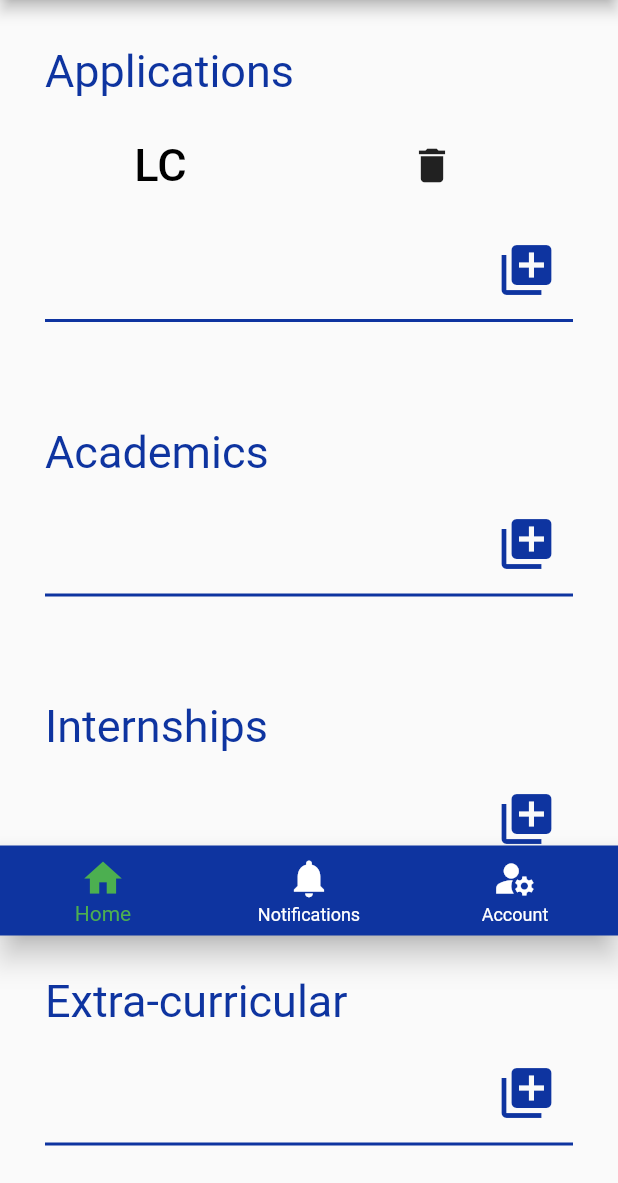
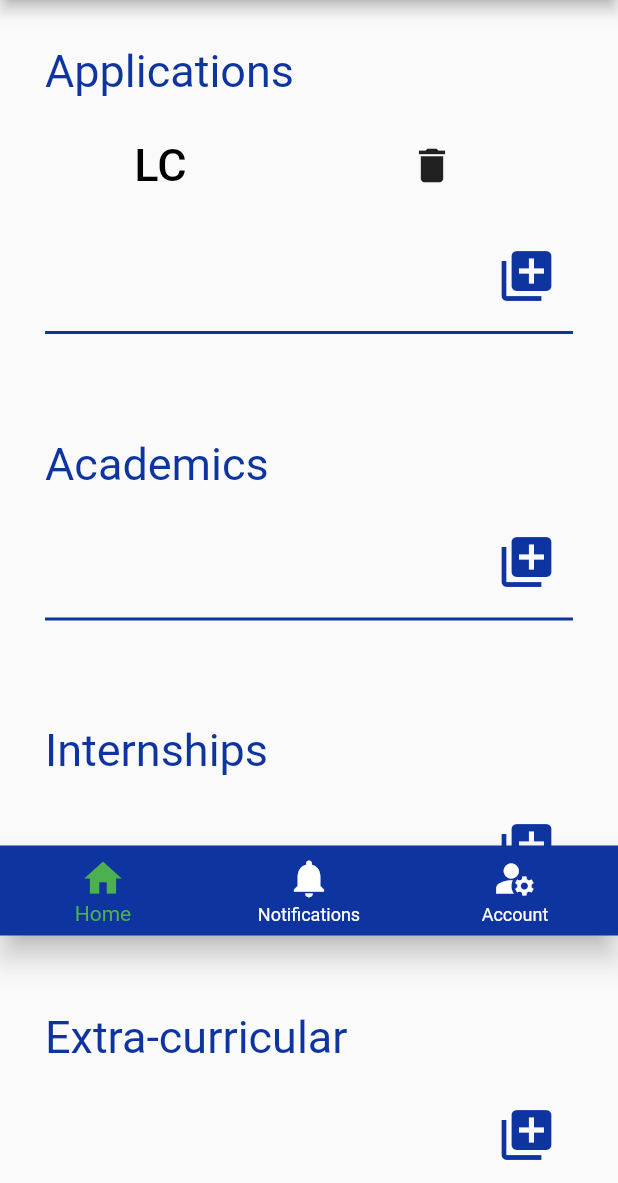
Before and after one commit to VaidyaAnuja/DBTAP, a Flutter app: the HomeStudents screen opened directly, on a phone screen of 412 x 824 dp, the part 53-1236 px from its top. Run offline on Flutter 3.47's test engine with Material 2 defaults, Android fonts, the phone set to English and light mode, and no system bars; our stand-ins replace cloud_firestore, firebase_auth, firebase_core, firebase_database, hexcolor; accounts and stored records are empty; network calls fail.

Commit message:
"Eleventh"

```diff
--- a/lib/Homeforstudents.dart
+++ b/lib/Homeforstudents.dart
@@ -142,7 +142,7 @@ class _HomeStudentsState extends State<HomeStudents>{
                   SizedBox(height: 20),
                   Container(
                     margin: const EdgeInsets.only(left: 290.0),
-                    child: FlatButton(
+                    child: TextButton(
                         onPressed: (){
                           Navigator.of(context).pushReplacement(
                               new MaterialPageRoute(builder: (context) => new Common_App()));
@@ -175,7 +175,7 @@ class _HomeStudentsState extends State<HomeStudents>{
                   SizedBox(height: 20),
                   Container(
                     margin: const EdgeInsets.only(left: 290.0),
-                    child: FlatButton(
+                    child: TextButton(
                         onPressed: (){},
                         child: Icon(
                           Icons.my_library_add ,
@@ -206,7 +206,7 @@ class _HomeStudentsState extends State<HomeStudents>{
                   SizedBox(height: 20),
                   Container(
                     margin: const EdgeInsets.only(left: 290.0),
-                    child: FlatButton(
+                    child: TextButton(
                         onPressed: (){},
                         child: Icon(
                           Icons.my_library_add ,
@@ -237,7 +237,7 @@ class _HomeStudentsState extends State<HomeStudents>{
                   SizedBox(height: 20),
                   Container(
                     margin: const EdgeInsets.only(left: 290.0),
-                    child: FlatButton(
+                    child: TextButton(
                         onPressed: (){},
                         child: Icon(
                           Icons.my_library_add ,
@@ -287,33 +287,28 @@ class _HomeStudentsState extends State<HomeStudents>{
                     //color: Colors.white,
 
                   ),
-                  title: new Text('Home',
+                  label:'Home',
                     //style: TextStyle(color:Colors.white),
                   ),
 
-                ),
 
                 BottomNavigationBarItem(
                   icon: new Icon(Icons.notifications,
                     //color: Colors.white,
 
                   ),
-                  title: new Text('Notifications',
+                  label:'Notifications',
                     //  style: TextStyle(color:Colors.white),
                   ),
-                ),
 
                 BottomNavigationBarItem(
                   icon: new Icon(Icons.manage_accounts,
                     //color: Colors.white,
 
                   ),
-                  title: new Text('Account',
+                  label:'Account',
                     //  style: TextStyle(color:Colors.white),
                   ),
-
-                ),
-
 
               ],
             ),
--- a/lib/authorization.dart
+++ b/lib/authorization.dart
@@ -36,7 +36,7 @@ class AuthenticationService {
     Navigator.of(context).pushReplacement(
     new MaterialPageRoute(builder: (context) => new ManageUser()))
     });
-    } on FirebaseAuthException catch (e) {
+    } on FirebaseAuthException{
       final text = 'Incorrect password. Please check again.';
       final snackBar = SnackBar(
 
--- a/lib/main.dart
+++ b/lib/main.dart
@@ -1,7 +1,6 @@
 import 'package:firebase_database/firebase_database.dart';
 import 'package:flutter/material.dart';
 import 'package:beproject/loginscreen.dart';
-import 'package:hexcolor/hexcolor.dart';
 import 'package:firebase_auth/firebase_auth.dart';
 import 'package:firebase_core/firebase_core.dart';
 import 'package:provider/provider.dart';
@@ -21,7 +20,7 @@ class MyApp extends StatelessWidget {
  final fb = FirebaseDatabase.instance;
   @override
   Widget build(BuildContext context) {
-    final ref = fb.reference().child('path');
+
     return MultiProvider(
         providers: [
           Provider<AuthenticationService>(
```
Also changed, not shown: lib/LcApply.dart (+3 -6 lines), lib/accounts_students.dart (+6 -10 lines), lib/commonapplications.dart (+6 -12 lines), lib/lcprogress.dart (+3 -8 lines), lib/loginscreen.dart (+6 -4 lines).
